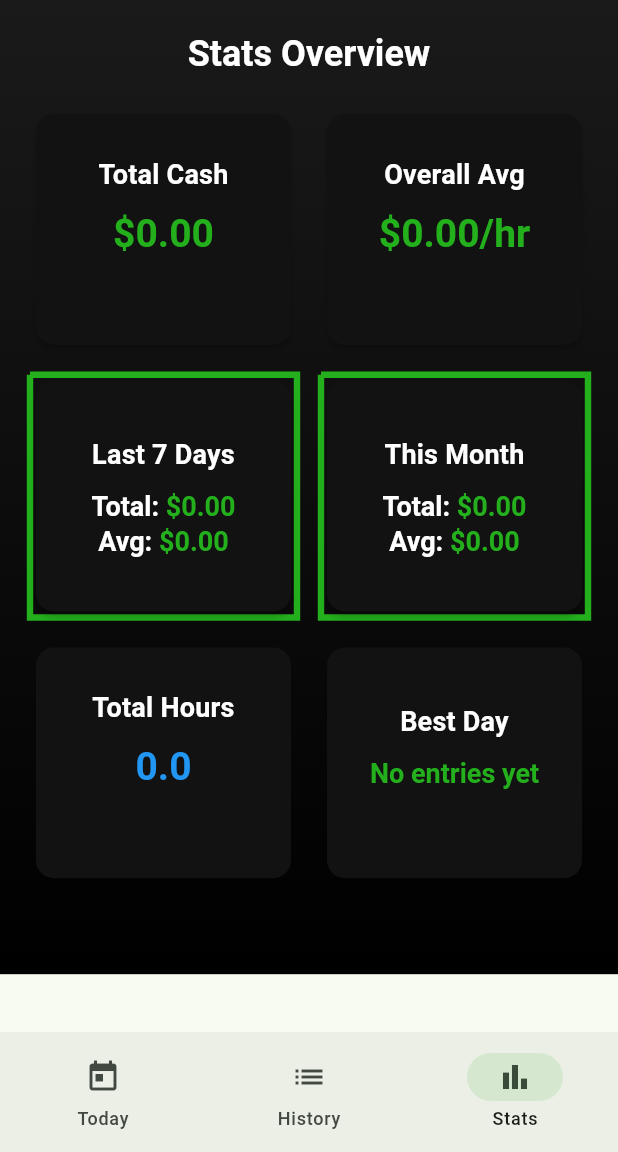
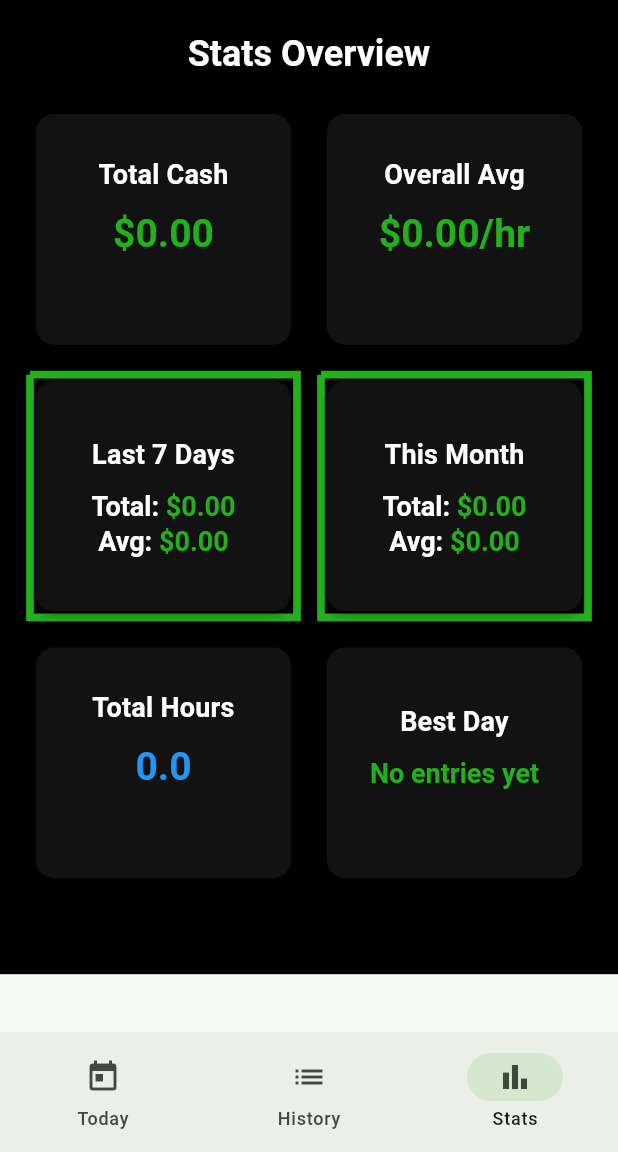
Before and after one commit to AHJS93/tiptracker, a Flutter app: the screen it shows after launch, item 3 of the bottom bar chosen, on a phone screen of 412 x 824 dp, the part 84-1236 px from its top. Run offline on Flutter 3.47's test engine with Material 3 defaults, Android fonts, the light colour scheme and no system bars; our stand-ins replace flutter_svg, hive, hive_flutter; accounts and stored records are empty.

Commit message:
-Minor styling

```diff
--- a/lib/pages/stats_page.dart
+++ b/lib/pages/stats_page.dart
@@ -49,7 +49,7 @@ class StatsPage extends StatelessWidget {
           begin: Alignment.topCenter,
           end: Alignment.bottomCenter,
           colors: [
-            Color(0xFF1A1A1A),
+            Color(0xFF000000),
             Color(0xFF000000),
           ],
         ),
@@ -178,7 +178,7 @@ class _StatCardState extends State<_StatCard>
     // Border animation
     _borderController = AnimationController(
       vsync: this,
-      duration: const Duration(milliseconds: 400),
+      duration: const Duration(milliseconds: 500),
     );
 
     // Pulse animation
```
